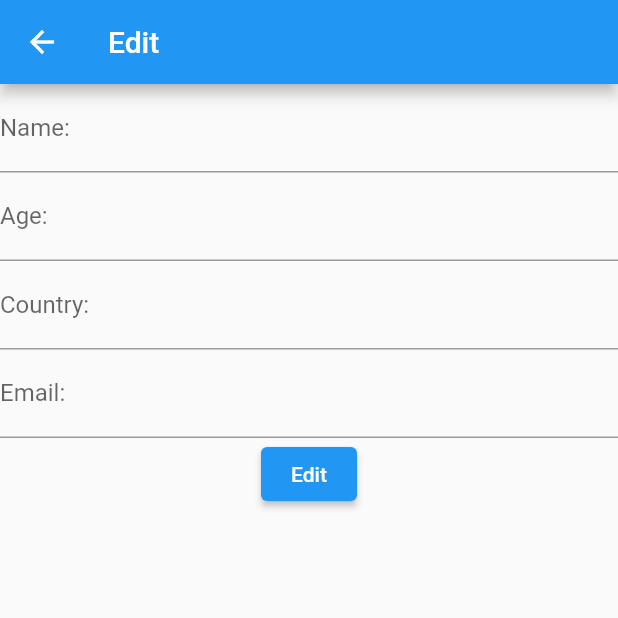
After one commit to casfian/bomba_sqlite, a Flutter app: the Edit screen opened directly, on a phone screen of 412 x 824 dp, the top half of it. The commit adds this screen. Run offline on Flutter 3.47's test engine with Material 2 defaults, Android fonts, the light colour scheme and no system bars; our stand-ins replace sqflite; accounts and stored records are empty.

Commit message:
add edit code

```diff
--- /dev/null
+++ b/lib/edit.dart
@@ -0,0 +1,50 @@
+import 'package:flutter/material.dart';
+
+class Edit extends StatelessWidget {
+  Edit({Key? key}) : super(key: key);
+
+  final _nameController = TextEditingController();
+  final _ageController = TextEditingController();
+  final _countryController = TextEditingController();
+  final _emailController = TextEditingController();
+
+  @override
+  Widget build(BuildContext context) {
+    return Scaffold(
+      appBar: AppBar(
+        title: Text('Edit'),
+      ),
+      body: Container(
+        child: Column(
+          children: [
+            TextField(
+              controller: _nameController,
+              decoration: InputDecoration(
+                labelText: 'Name:',
+              ),
+            ),
+            TextField(
+                controller: _ageController,
+                decoration: InputDecoration(
+                  labelText: 'Age:',
+                )),
+            TextField(
+                controller: _countryController,
+                decoration: InputDecoration(
+                  labelText: 'Country:',
+                )),
+            TextField(
+                controller: _emailController,
+                decoration: InputDecoration(
+                  labelText: 'Email:',
+                )),
+            ElevatedButton(
+              onPressed: () {
+                //code edit
+              }, child: Text('Edit'))
+          ],
+        ),
+      ),
+    );
+  }
+}
--- a/lib/home.dart
+++ b/lib/home.dart
@@ -146,6 +146,11 @@ class _HomeState extends State<Home> {
                       child: ListTile(
                         title: Text(snapshot.data![index].name),
                         subtitle: Text(snapshot.data![index].email.toString()),
+                        trailing: IconButton(
+                          onPressed: () {
+                            //code utk edit
+                          },
+                          icon: Icon(Icons.edit),),
                       ),
                     );
                   });
```
